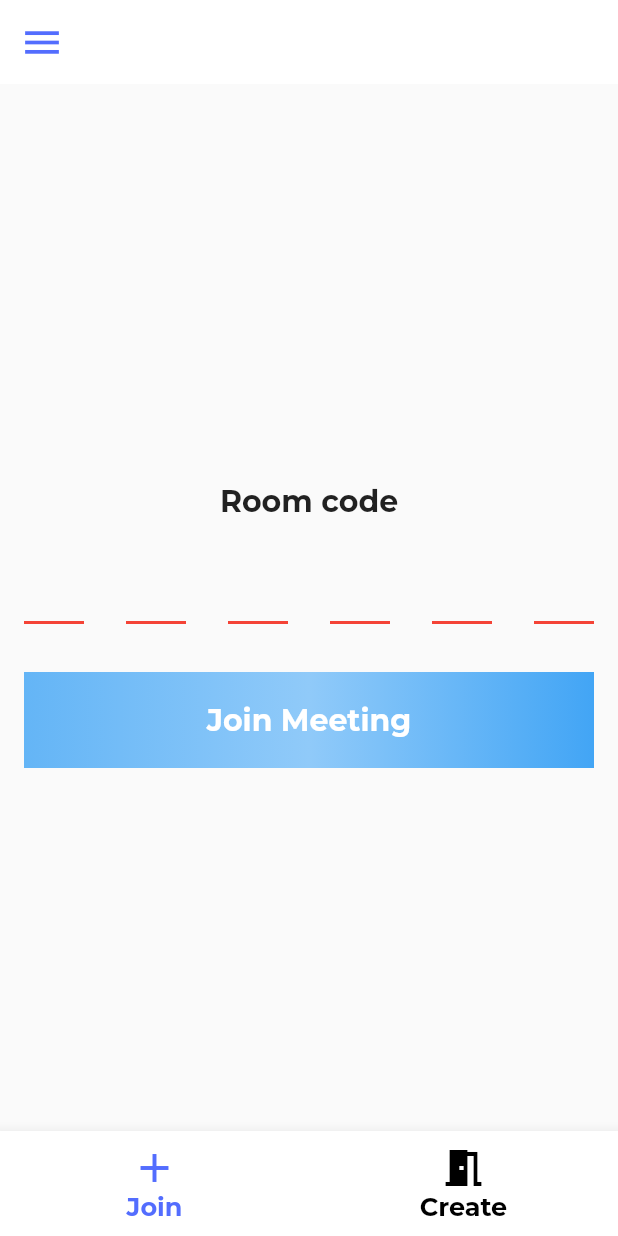
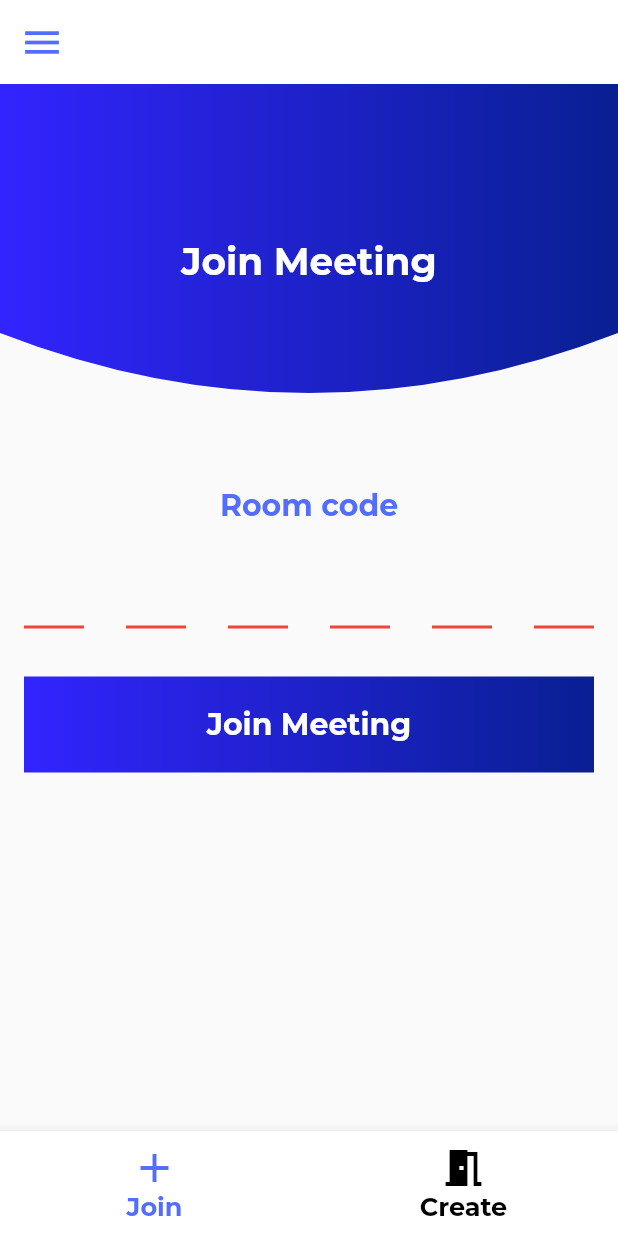
Before and after one commit to pavankalyan0424/teams, a Flutter app: the screen it shows once a user with an empty profile is signed in, on a phone screen of 412 x 824 dp. Run offline on Flutter 3.47's test engine with Material 2 defaults, Android fonts, the phone set to English and light mode, and no system bars; drawn by our look-alikes of pin_code_fields; our stand-ins replace cloud_firestore, firebase_auth, firebase_core, google_fonts, google_sign_in, introduction_screen and 2 more; missing offline and left inert: agora_rtc_engine; accounts and stored records are empty.

Commit message:
code updates

```diff
--- a/lib/screens/home_screen/profile_screen/profile_screen.dart
+++ b/lib/screens/home_screen/profile_screen/profile_screen.dart
@@ -33,7 +33,7 @@ class _ProfileScreenState extends State<ProfileScreen> {
                     height: height / 2.5,
                     decoration: const BoxDecoration(
                       gradient: LinearGradient(
-                        colors: Gradients.facebookMessenger,
+                        colors: Gradients.cherry,
                       ),
                     ),
                   ),
--- a/lib/screens/home_screen/profile_screen/update_username.dart
+++ b/lib/screens/home_screen/profile_screen/update_username.dart
@@ -53,7 +53,8 @@ class UpdateUserName extends StatelessWidget {
               child: InkWell(
                 onTap: () async {
                   if (usernameController.text.isNotEmpty) {
-                    FirebaseUtils.userDoc
+                    FirebaseUtils.userCollection
+                        .doc(FirebaseUtils.userId())
                         .update({StringConstants.username: usernameController.text});
                     Navigator.of(context).pop();
                   }
--- a/lib/screens/join_meeting_screen.dart
+++ b/lib/screens/join_meeting_screen.dart
@@ -3,8 +3,10 @@ import 'package:pin_code_fields/pin_code_fields.dart';
 import 'package:teams/constants/string_constants.dart';
 import 'package:teams/screens/meet_screen/meet_screen.dart';
 import 'package:teams/theme/custom_textstyle.dart';
+import 'package:teams/theme/gradients.dart';
 import 'package:teams/utils/firebase_utils.dart';
 import 'package:teams/widgets/custom_button.dart';
+import 'package:teams/widgets/custom_oval_bottom.dart';
 import 'package:teams/widgets/custom_snackbars.dart';
 
 class JoinMeetingScreen extends StatefulWidget {
@@ -19,18 +21,49 @@ class _JoinMeetingScreenState extends State<JoinMeetingScreen> {
 
   @override
   Widget build(BuildContext context) {
+    final height = MediaQuery.of(context).size.height;
+    final width = MediaQuery.of(context).size.width;
     return Scaffold(
-      body: Container(
+      body: Stack(
+        children: [
+          ClipPath(
+            clipper: CustomOvalBottom(),
+            child: Container(
+              width: width,
+              height: height / 4,
+              decoration: const BoxDecoration(
+                gradient: LinearGradient(
+                  colors: Gradients.indigo,
+                ),
+              ),
+            ),
+          ),
+          Container(
+            margin: EdgeInsets.only(
+              top: height / 8,
+            ),
+            child: Row(
+              mainAxisAlignment: MainAxisAlignment.center,
+              children: [
+                Text(
+                  "Join Meeting",
+                  style: customTextStyle(25, Colors.white, FontWeight.bold),
+                ),
+              ],
+            ),
+          ),
+          Center(
+            child: Padding(
               padding: const EdgeInsets.all(16.0),
               child: Column(
                 mainAxisAlignment: MainAxisAlignment.center,
                 children: [
                   const SizedBox(
-              height: 24,
+                    height: 30,
                   ),
                   Text(
                     "Room code",
-              style: customTextStyle(20),
+                    style: customTextStyle(20,Colors.indigoAccent),
                   ),
                   const SizedBox(
                     height: 20,
@@ -62,17 +95,22 @@ class _JoinMeetingScreenState extends State<JoinMeetingScreen> {
                       FirebaseUtils.roomCollection
                           .where(StringConstants.roomCode, isEqualTo: roomCode)
                           .get()
-                    .then((snapShot) {
+                          .then(
+                        (snapShot) {
                           if (snapShot.docs.isEmpty) {
-                    SnackBar snackBar = customSnackBar(StringConstants.roomCodeError);
+                            SnackBar snackBar =
+                                customSnackBar(StringConstants.roomCodeError);
                             ScaffoldMessenger.of(context).showSnackBar(snackBar);
                           } else {
                             dynamic data = snapShot.docs[0].data();
                             String roomId = snapShot.docs[0].id;
-                    List<String> users = data[StringConstants.users].cast<String>();
+                            List<String> users =
+                                data[StringConstants.users].cast<String>();
                             if (users.length != 1) {
-                      SnackBar snackBar = customSnackBar(StringConstants.limitExceed);
-                      ScaffoldMessenger.of(context).showSnackBar(snackBar);
+                              SnackBar snackBar =
+                                  customSnackBar(StringConstants.limitExceed);
+                              ScaffoldMessenger.of(context)
+                                  .showSnackBar(snackBar);
                             } else {
                               users.add(FirebaseUtils.userId());
                               FirebaseUtils.roomCollection
@@ -88,12 +126,16 @@ class _JoinMeetingScreenState extends State<JoinMeetingScreen> {
                               );
                             }
                           }
-                });
+                        },
+                      );
                     },
                   ),
                 ],
               ),
             ),
+          )
+        ],
+      ),
     );
   }
 }
--- a/lib/theme/gradients.dart
+++ b/lib/theme/gradients.dart
@@ -9,22 +9,17 @@ class Gradients {
     Color(0xFFB00000)
   ];
 
-  static const List<Color> facebookMessenger = [
-    Color(0xFF385998),
-    Colors.white,
-  ];
-
   static const List<Color> redYellow = [
     Color(0xffee0000),
     Color(0xffeeee00),
   ];
 
-  static const List<Color> blue = [
-    Color(0xFF0000FF),
-    Color(0xFF1F1FFF),
-    Color(0xFF4949FF),
-    Color(0xFF7879FF),
-    Color(0xFFA3A3FF),
-    Color(0xFFBFBFFF),
+  static const List<Color> indigo = [
+    Color(0xFF3224FF),
+    Color(0xFF2A23E9),
+    Color(0xFF2222D3),
+    Color(0xFF1921BE),
+    Color(0xFF1120A8),
+    Color(0xFF091F92),
   ];
 }
--- a/lib/utils/firebase_utils.dart
+++ b/lib/utils/firebase_utils.dart
@@ -17,8 +17,6 @@ class FirebaseUtils {
       FirebaseFirestore.instance.collection(StringConstants.rooms);
   static CollectionReference messageCollection =
       FirebaseFirestore.instance.collection(StringConstants.messages);
-
-  static DocumentReference userDoc = userCollection.doc(userId());
 
   static Future<void> initialize() async {
     await Firebase.initializeApp();
@@ -65,7 +63,8 @@ class FirebaseUtils {
               user.displayName ?? "Guest${random.nextInt(900) + 100}",
           StringConstants.uid: user.uid,
           StringConstants.email: user.email ?? "guest@guest.com",
-          StringConstants.photoURL: user.photoURL ?? ImagePaths.anonymousFromNet,
+          StringConstants.photoURL:
+              user.photoURL ?? ImagePaths.anonymousFromNet,
           StringConstants.online: true,
         });
       } else {
--- a/lib/widgets/custom_button.dart
+++ b/lib/widgets/custom_button.dart
@@ -1,5 +1,6 @@
 import 'package:flutter/material.dart';
 import 'package:teams/theme/custom_textstyle.dart';
+import 'package:teams/theme/gradients.dart';
 
 import 'custom_snackbars.dart';
 
@@ -32,11 +33,7 @@ class CustomButton extends StatelessWidget {
         height: 64,
         decoration: const BoxDecoration(
           gradient: LinearGradient(
-            colors: [
-              Color(0xFF64B5F6),
-              Color(0xFF90CAF9),
-              Color(0xFF42A5F5),
-            ],
+            colors: Gradients.indigo,
           ),
         ),
       ),
```
Also changed, not shown: lib/screens/boarding_screen.dart (+5 -2 lines), lib/screens/chats_screen/chats_screen.dart (+4 -3 lines), lib/screens/home_screen/side_drawer/side_drawer.dart (+10 -1 lines), lib/theme/meet_container_decoration.dart (+4 -4 lines). Lines whose indentation alone changed are shown as unchanged.
